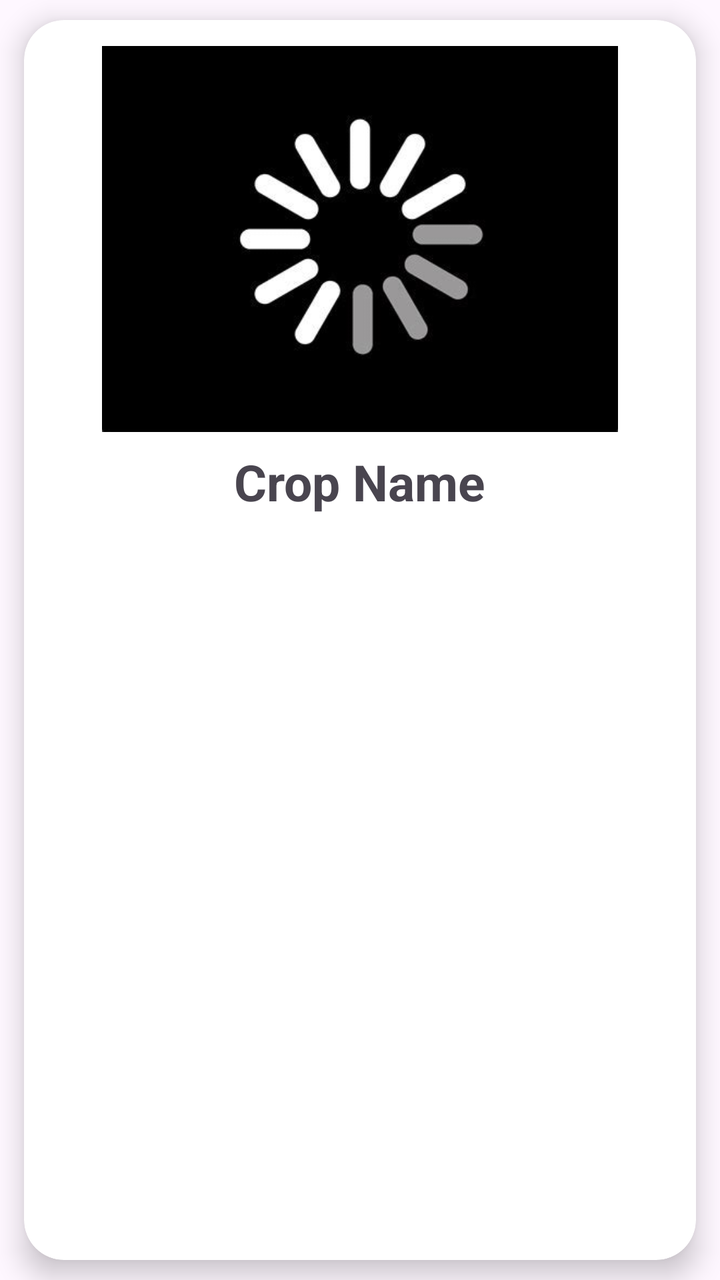
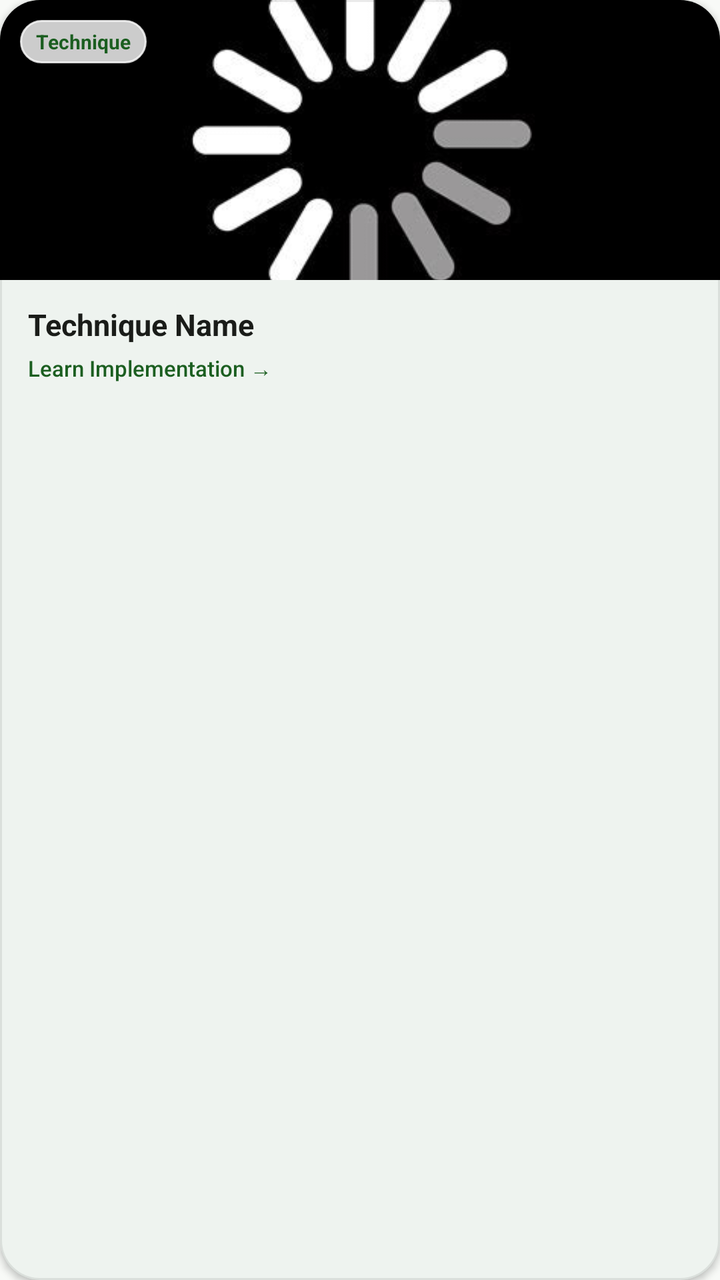

Two renders of the same Android screen: before a commit and after it. Below are the layout's source before the change and the commit's diff.
<!-- AndroidManifest.xml: application theme Theme.AGRICONNECT -->
<!-- res/layout/new_farming_teachniques_details.xml -->
<?xml version="1.0" encoding="utf-8"?>
<RelativeLayout
    xmlns:tools="http://schemas.android.com/tools"
    xmlns:android="http://schemas.android.com/apk/res/android"
    xmlns:app="http://schemas.android.com/apk/res-auto"
    android:layout_height="wrap_content"
    android:layout_width="match_parent"
    >
    <androidx.cardview.widget.CardView
        android:layout_marginStart="12dp"
        android:layout_marginEnd="12dp"
        android:layout_marginVertical="10dp"
        android:layout_marginHorizontal="10dp"
        app:cardCornerRadius="20dp"
        app:cardElevation="8dp"
        android:layout_width="match_parent"
        android:layout_height="match_parent">

        <LinearLayout
            android:layout_width="match_parent"
            android:layout_height="wrap_content"
            android:orientation="vertical">


            <ImageView
                android:id="@+id/Image_for_new_Techniques"
                android:layout_width="258dp"
                android:layout_height="209dp"
                android:layout_gravity="center_horizontal"
                android:paddingTop="10dp"
                android:src="@drawable/loding" />

            <TextView
                android:id="@+id/Text_for_new_techniques"
                android:layout_width="wrap_content"
                android:layout_height="wrap_content"
                android:layout_gravity="center_horizontal"
                android:paddingLeft="5dp"
                android:paddingTop="5dp"
                android:paddingRight="5dp"
                android:text="Crop Name"
                android:textAlignment="center"
                android:textSize="25dp"
                android:textStyle="bold"
                android:layout_marginBottom="15dp"/>

        </LinearLayout>


    </androidx.cardview.widget.CardView>
</RelativeLayout>
<!-- resources referenced by this layout -->
<resources>
  <!-- drawable loding: jpg bitmap (drawable, 8285 bytes) -->
  <style name="Theme.AGRICONNECT" parent="Base.Theme.AGRICONNECT" />
  <style name="Base.Theme.AGRICONNECT" parent="Theme.Material3.DayNight.NoActionBar">
          
           <item name="colorPrimary">#0CCEE7</item>
           <item name="colorPrimaryVariant">#0CCEE7</item>
           <item name="android:statusBarColor">#0CCEE7</item>
      </style>
</resources>

<!-- the commit's change to res/layout/new_farming_teachniques_details.xml (unified diff, before → after) -->
@@ -1,51 +1,79 @@
 <?xml version="1.0" encoding="utf-8"?>
-<RelativeLayout
+<com.google.android.material.card.MaterialCardView xmlns:android="http://schemas.android.com/apk/res/android"
+    xmlns:app="http://schemas.android.com/apk/res-auto"
     xmlns:tools="http://schemas.android.com/tools"
-    xmlns:android="http://schemas.android.com/apk/res/android"
-    xmlns:app="http://schemas.android.com/apk/res-auto"
+    android:layout_width="match_parent"
     android:layout_height="wrap_content"
-    android:layout_width="match_parent"
-    >
-    <androidx.cardview.widget.CardView
-        android:layout_marginStart="12dp"
-        android:layout_marginEnd="12dp"
-        android:layout_marginVertical="10dp"
-        android:layout_marginHorizontal="10dp"
-        app:cardCornerRadius="20dp"
-        app:cardElevation="8dp"
+    android:layout_margin="6dp"
+    app:cardBackgroundColor="@color/white"
+    app:cardCornerRadius="20dp"
+    app:cardElevation="2dp"
+    app:strokeColor="@color/agri_card_stroke_light"
+    app:strokeWidth="1dp">
+
+    <LinearLayout
         android:layout_width="match_parent"
-        android:layout_height="match_parent">
+        android:layout_height="wrap_content"
+        android:background="?attr/selectableItemBackground"
+        android:orientation="vertical">
 
+        
+        <FrameLayout
+            android:layout_width="match_parent"
+            android:layout_height="140dp">
+
+            <ImageView
+                android:id="@+id/Image_for_new_Techniques"
+                android:layout_width="match_parent"
+                android:layout_height="match_parent"
+                android:scaleType="centerCrop"
+                android:src="@drawable/loding" />
+
+            <TextView
+                android:layout_width="wrap_content"
+                android:layout_height="wrap_content"
+                android:layout_gravity="top|start"
+                android:layout_margin="10dp"
+                android:background="@drawable/bg_chip_pill"
+                android:backgroundTint="#CCFFFFFF"
+                android:paddingHorizontal="8dp"
+                android:paddingVertical="4dp"
+                android:text="Technique"
+                android:textColor="@color/agri_green_primary"
+                android:textSize="10sp"
+                android:textStyle="bold" />
+        </FrameLayout>
+
+        
         <LinearLayout
             android:layout_width="match_parent"
             android:layout_height="wrap_content"
-            android:orientation="vertical">
-
-
-            <ImageView
-                android:id="@+id/Image_for_new_Techniques"
-                android:layout_width="258dp"
-                android:layout_height="209dp"
-                android:layout_gravity="center_horizontal"
-                android:paddingTop="10dp"
-                android:src="@drawable/loding" />
+            android:orientation="vertical"
+            android:paddingHorizontal="14dp"
+            android:paddingVertical="12dp">
 
             <TextView
                 android:id="@+id/Text_for_new_techniques"
+                android:layout_width="match_parent"
+                android:layout_height="wrap_content"
+                android:ellipsize="end"
+                android:fontFamily="sans-serif-bold"
+                android:maxLines="1"
+                android:text="Technique Name"
+                android:textColor="@color/agri_text_primary"
+                android:textSize="15sp"
+                android:textStyle="bold" />
+
+            <TextView
                 android:layout_width="wrap_content"
                 android:layout_height="wrap_content"
-                android:layout_gravity="center_horizontal"
-                android:paddingLeft="5dp"
-                android:paddingTop="5dp"
-                android:paddingRight="5dp"
-                android:text="Crop Name"
-                android:textAlignment="center"
-                android:textSize="25dp"
-                android:textStyle="bold"
-                android:layout_marginBottom="15dp"/>
+                android:layout_marginTop="4dp"
+                android:fontFamily="sans-serif-medium"
+                android:text="Learn Implementation →"
+                android:textColor="@color/agri_green_primary"
+                android:textSize="11sp" />
 
         </LinearLayout>
 
-
-    </androidx.cardview.widget.CardView>
-</RelativeLayout>
+    </LinearLayout>
+</com.google.android.material.card.MaterialCardView>
<!-- resource entries referenced after the edit -->
@@ -1,12 +1,56 @@
 <!-- resources referenced by this layout -->
 <resources>
+  <color name="agri_card_stroke_light">#15000000</color>
+  <color name="agri_green_primary">#1B5E20</color>
+  <color name="agri_text_primary">#1A1C19</color>
+  <color name="white">#FFFFFFFF</color>
+  <!-- drawable bg_chip_pill (drawable) -->
+  <?xml version="1.0" encoding="utf-8"?>
+  <shape xmlns:android="http://schemas.android.com/apk/res/android"
+      android:shape="rectangle">
+      <solid android:color="@color/agri_mint" />
+      <stroke
+          android:width="1dp"
+          android:color="@color/agri_mint_dark" />
+      <corners android:radius="24dp" />
+  </shape>
   <!-- drawable loding: jpg bitmap (drawable, 8285 bytes) -->
   <style name="Theme.AGRICONNECT" parent="Base.Theme.AGRICONNECT" />
+  <color name="agri_mint">#E8F5E9</color>
+  <color name="agri_mint_dark">#C8E6C9</color>
   <style name="Base.Theme.AGRICONNECT" parent="Theme.Material3.DayNight.NoActionBar">
-          
-           <item name="colorPrimary">#0CCEE7</item>
-           <item name="colorPrimaryVariant">#0CCEE7</item>
-           <item name="android:statusBarColor">#0CCEE7</item>
+          <item name="colorPrimary">@color/md_theme_light_primary</item>
+          <item name="colorOnPrimary">@color/md_theme_light_onPrimary</item>
+          <item name="colorPrimaryContainer">@color/md_theme_light_primaryContainer</item>
+          <item name="colorOnPrimaryContainer">@color/md_theme_light_onPrimaryContainer</item>
+          <item name="colorSecondary">@color/md_theme_light_secondary</item>
+          <item name="colorOnSecondary">@color/md_theme_light_onSecondary</item>
+          <item name="colorSecondaryContainer">@color/md_theme_light_secondaryContainer</item>
+          <item name="colorOnSecondaryContainer">@color/md_theme_light_onSecondaryContainer</item>
+          <item name="colorError">@color/md_theme_light_error</item>
+          <item name="colorOnError">@color/md_theme_light_onError</item>
+          <item name="colorErrorContainer">@color/md_theme_light_errorContainer</item>
+          <item name="colorOnErrorContainer">@color/md_theme_light_onErrorContainer</item>
+          <item name="android:colorBackground">@color/md_theme_light_background</item>
+          <item name="colorOnBackground">@color/md_theme_light_onBackground</item>
+          <item name="colorSurface">@color/md_theme_light_surface</item>
+          <item name="colorOnSurface">@color/md_theme_light_onSurface</item>
       </style>
+  <color name="md_theme_light_primary">#1B5E20</color>
+  <color name="md_theme_light_onPrimary">#FFFFFF</color>
+  <color name="md_theme_light_primaryContainer">#D8F3DC</color>
+  <color name="md_theme_light_onPrimaryContainer">#002105</color>
+  <color name="md_theme_light_secondary">#388E3C</color>
+  <color name="md_theme_light_onSecondary">#FFFFFF</color>
+  <color name="md_theme_light_secondaryContainer">#E8F5E9</color>
+  <color name="md_theme_light_onSecondaryContainer">#0B2F10</color>
+  <color name="md_theme_light_error">#BA1A1A</color>
+  <color name="md_theme_light_onError">#FFFFFF</color>
+  <color name="md_theme_light_errorContainer">#FFDAD6</color>
+  <color name="md_theme_light_onErrorContainer">#410002</color>
+  <color name="md_theme_light_background">#F8FAF7</color>
+  <color name="md_theme_light_onBackground">#191C19</color>
+  <color name="md_theme_light_surface">#FFFFFF</color>
+  <color name="md_theme_light_onSurface">#191C19</color>
 </resources>
 
